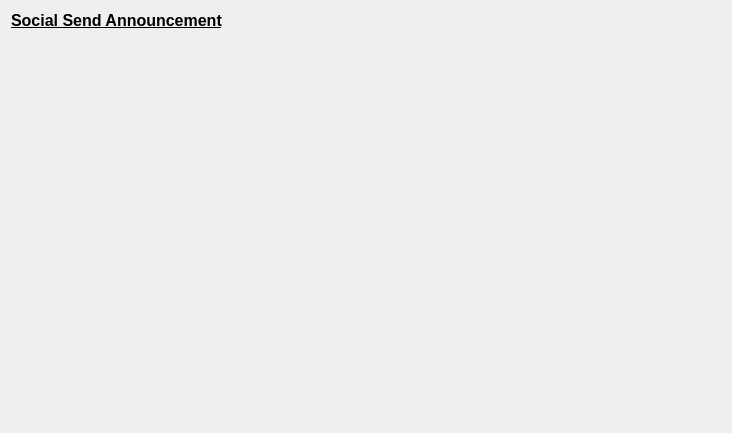
Old version of the form src/qt/forms/announcementview.ui in the repository SocialSend/SocialSend.
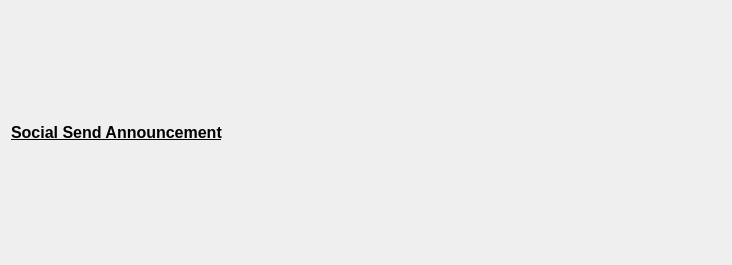
New version of the form.

Commit message: Fix widget height

Patch:
```diff
--- a/src/qt/forms/announcementview.ui
+++ b/src/qt/forms/announcementview.ui
@@ -7,25 +7,34 @@
     <x>0</x>
     <y>0</y>
     <width>732</width>
-    <height>433</height>
+    <height>265</height>
    </rect>
   </property>
   <property name="sizePolicy">
-   <sizepolicy hsizetype="Expanding" vsizetype="Expanding">
+   <sizepolicy hsizetype="Preferred" vsizetype="Preferred">
     <horstretch>0</horstretch>
     <verstretch>0</verstretch>
    </sizepolicy>
   </property>
+  <property name="maximumSize">
+   <size>
+    <width>16777215</width>
+    <height>640</height>
+   </size>
+  </property>
   <property name="windowTitle">
    <string>Form</string>
   </property>
+  <property name="styleSheet">
+   <string notr="true"/>
+  </property>
   <layout class="QVBoxLayout" name="verticalLayout_2">
    <item>
     <layout class="QVBoxLayout" name="verticalLayout_3">
      <item>
       <widget class="QLabel" name="mainTitleLable">
        <property name="sizePolicy">
-        <sizepolicy hsizetype="Preferred" vsizetype="Minimum">
+        <sizepolicy hsizetype="Preferred" vsizetype="Preferred">
          <horstretch>0</horstretch>
          <verstretch>0</verstretch>
         </sizepolicy>
@@ -47,22 +56,6 @@
        </property>
       </layout>
      </item>
-     <item>
-      <spacer name="verticalSpacer">
-       <property name="orientation">
-        <enum>Qt::Vertical</enum>
-       </property>
-       <property name="sizeType">
-        <enum>QSizePolicy::Expanding</enum>
-       </property>
-       <property name="sizeHint" stdset="0">
-        <size>
-         <width>20</width>
-         <height>40</height>
-        </size>
-       </property>
-      </spacer>
-     </item>
     </layout>
    </item>
   </layout>
```
